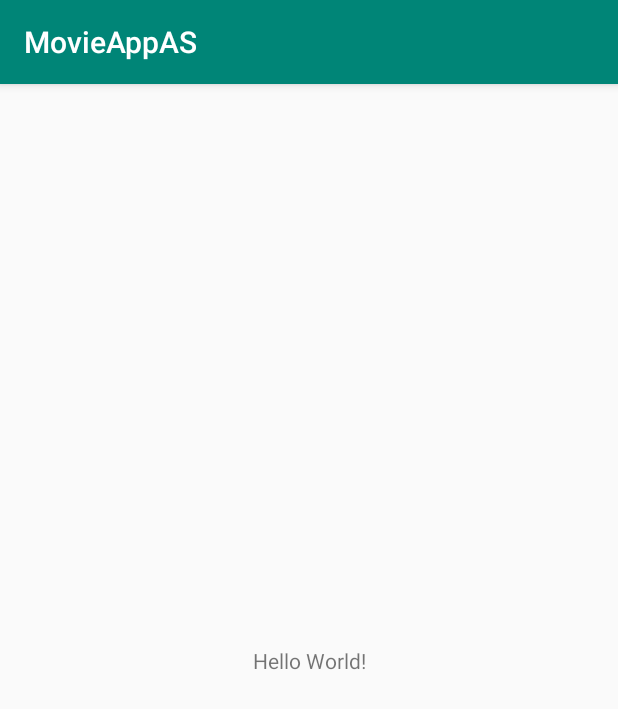
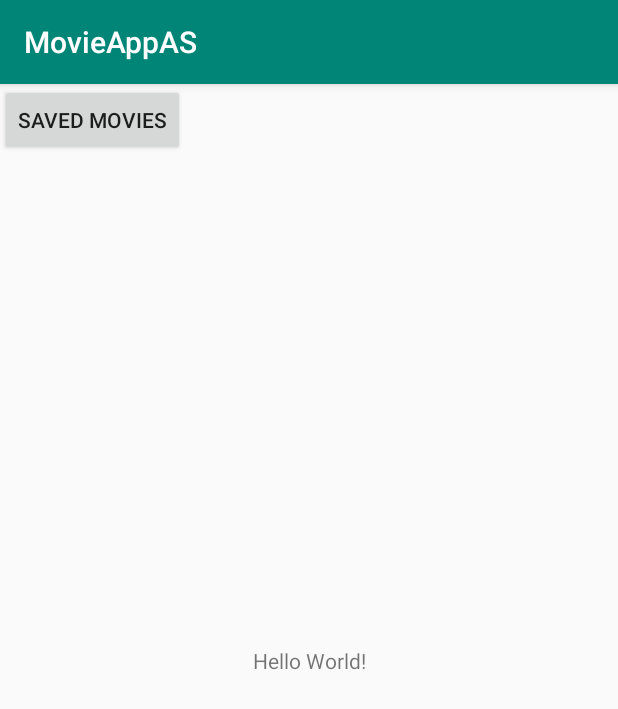
Before and after one commit to practicaMobiversal/antonia-sergiu, an Android app: the screen it shows after launch (MainActivity), on a phone screen of 412 x 824 dp. Shown: the top 709 px of the screen. Run offline under Robolectric (Android 15) with nearby library versions, the phone set to English and light mode, and no system bars.

Commit message:
Second Activity

```diff
--- a/app/src/main/java/com/mobiversal/movieapp/movieappas/MainActivity.java
+++ b/app/src/main/java/com/mobiversal/movieapp/movieappas/MainActivity.java
@@ -1,13 +1,31 @@
 package com.mobiversal.movieapp.movieappas;
 
 import androidx.appcompat.app.AppCompatActivity;
+
+import android.content.Intent;
 import android.os.Bundle;
+import android.util.Log;
+import android.view.View;
 
-public class MainActivity extends AppCompatActivity {
-
+public class MainActivity extends ParentActivity {
     @Override
     protected void onCreate(Bundle savedInstanceState) {
         super.onCreate(savedInstanceState);
         setContentView(R.layout.activity_main);
-    }
+        initClickListeners();
+     }
+private void initClickListeners ()
+{
+   findViewById(R.id.btn_favorites).setOnClickListener(new View.OnClickListener() {
+       @Override
+       public void onClick(View view) {
+           openSavedMoviesActivity();
+
+       }
+   });
 }
+  private void openSavedMoviesActivity ()    {
+      Intent savedMoviesIntent =new Intent (this, SavedMoviesActivity.class);
+      startActivity(savedMoviesIntent);
+  }
+}
--- /dev/null
+++ b/app/src/main/java/com/mobiversal/movieapp/movieappas/ParentActivity.java
@@ -0,0 +1,51 @@
+package com.mobiversal.movieapp.movieappas;
+
+import android.os.Bundle;
+import android.util.Log;
+
+import androidx.appcompat.app.AppCompatActivity;
+
+public class ParentActivity extends AppCompatActivity {
+    protected String tag=MainActivity.class.getSimpleName();
+    @Override
+    protected void onCreate(Bundle savedInstanceState) {
+        super.onCreate(savedInstanceState);
+        Log.d(tag,"onCreate");
+    }
+
+    @Override
+    protected void onStart() {
+        super.onStart();
+        Log.d(tag, "onStart");
+    }
+
+    @Override
+    protected void onResume() {
+        super.onResume();
+        Log.d(tag, "onResume");
+    }
+
+    @Override
+    protected void onPause() {
+        super.onPause();
+        Log.d(tag,"onPause");
+    }
+
+    @Override
+    protected void onStop() {
+        super.onStop();
+        Log.d(tag,"onStop");
+    }
+
+    @Override
+    protected void onDestroy() {
+        super.onDestroy();
+        Log.d(tag,"onDestroy");
+    }
+
+    @Override
+    protected void onRestart() {
+        super.onRestart();
+        Log.d(tag,"onRestart");
+    }
+}
--- a/app/src/main/res/layout/activity_main.xml
+++ b/app/src/main/res/layout/activity_main.xml
@@ -15,5 +15,12 @@
         app:layout_constraintLeft_toLeftOf="parent"
         app:layout_constraintRight_toRightOf="parent"
         app:layout_constraintTop_toTopOf="parent" />
+    <Button
+        android:id="@+id/btn_favorites"
+        android:layout_width="wrap_content"
+        android:layout_height="wrap_content"
+        android:text="Saved Movies"
+        tools:layout_editor_absoluteX="182dp"
+        tools:layout_editor_absoluteY="586dp" />
 
 </androidx.constraintlayout.widget.ConstraintLayout>
--- a/build.gradle
+++ b/build.gradle
@@ -7,7 +7,7 @@ buildscript {
 
     }
     dependencies {
-        classpath 'com.android.tools.build:gradle:3.4.1'
+        classpath 'com.android.tools.build:gradle:3.4.2'
 
         // NOTE: Do not place your application dependencies here; they belong
         // in the individual module build.gradle files
```
Also changed, not shown: app/src/main/AndroidManifest.xml (+4 -3 lines), app/src/main/java/com/mobiversal/movieapp/movieappas/SavedMoviesActivity.java (added, +14 -0 lines), app/src/main/res/layout/activity_saved_movies.xml (added, +10 -0 lines), 2 other files.
